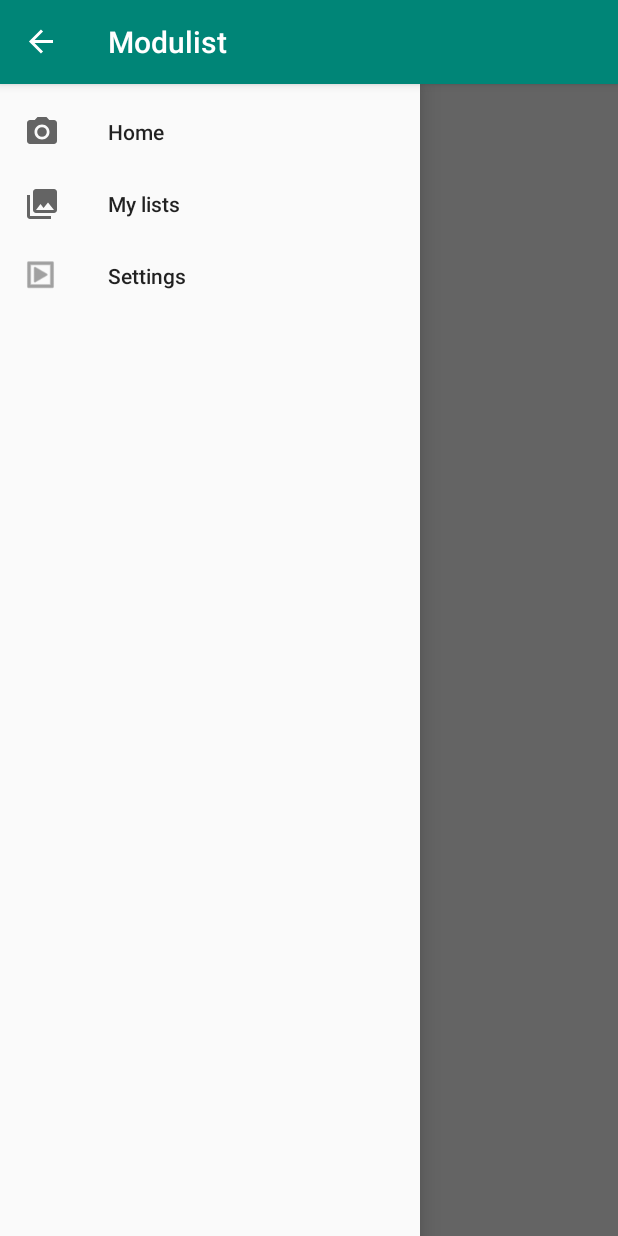
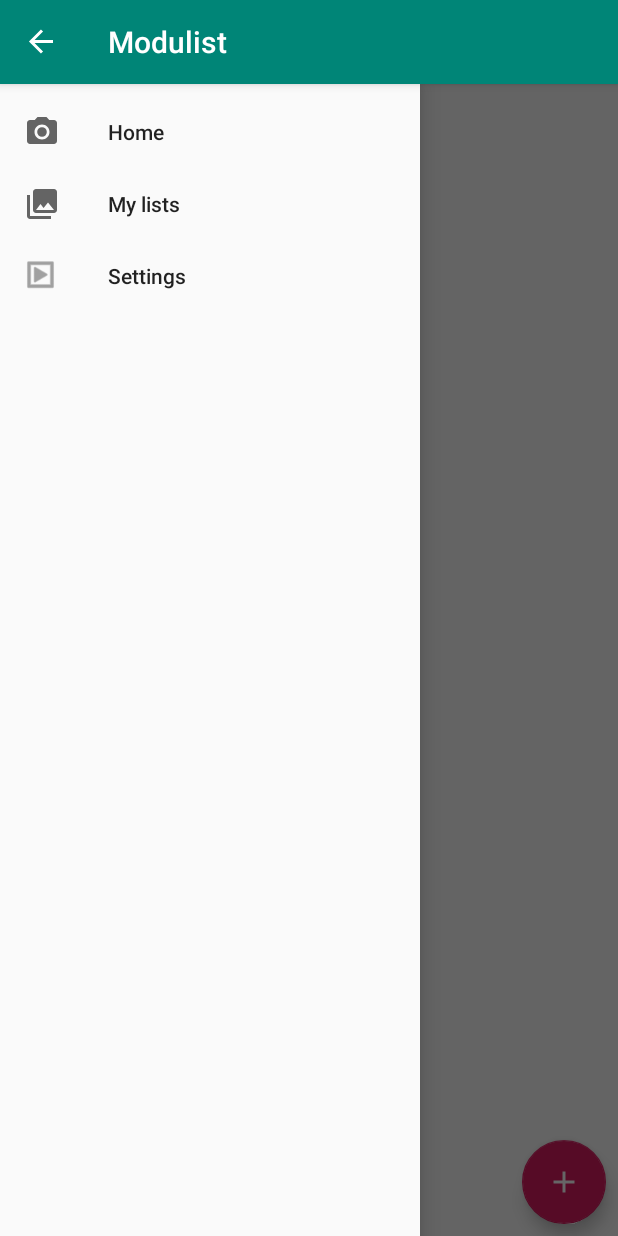
Before and after one commit to olaven/modulist, an Android app: the fragment MyListsFragment placed in its activity, with the side drawer open, on a phone screen of 412 x 824 dp. Run offline under Robolectric (Android 15) with nearby library versions, the phone set to English and light mode, and no system bars.

Commit message:
added fabs for adding list and items

```diff
--- a/app/src/main/java/org/olaven/modulist/fragments/MyListsFragment.kt
+++ b/app/src/main/java/org/olaven/modulist/fragments/MyListsFragment.kt
@@ -1,5 +1,6 @@
 package org.olaven.modulist.fragments
 
+import android.app.AlertDialog
 import android.arch.lifecycle.Observer
 import android.os.Bundle
 import android.support.v4.app.Fragment
@@ -9,6 +10,7 @@ import android.view.LayoutInflater
 import android.view.View
 import android.view.ViewGroup
 import android.widget.LinearLayout
+import kotlinx.android.synthetic.main.activity_module_list.*
 import kotlinx.android.synthetic.main.fragment_my_lists.*
 
 import org.olaven.modulist.R
@@ -19,17 +21,22 @@ class MyListsFragment : Fragment() {
 
     override fun onCreateView(inflater: LayoutInflater, container: ViewGroup?, savedInstanceState: Bundle?): View? {
 
-        val recyclerViewFragment = inflater.inflate(R.layout.fragment_my_lists, container, false)
+        // NOTE: kotlin view binding does not appear to work with recyclerviews
+        val view = inflater.inflate(R.layout.fragment_my_lists, container, false)
 
-        // NOTE: kotlin view binding does not appear to work with recyclerviews
-        val fragment_my_lists_recycler_view = recyclerViewFragment.findViewById<RecyclerView>(R.id.fragment_my_lists_recycler_view)
-        setupRecycleViews(fragment_my_lists_recycler_view)
+        setupRecycleViews(view, inflater, container)
 
-        return recyclerViewFragment
+        return view
     }
 
-    private fun setupRecycleViews(recyclerView: RecyclerView) {
+    override fun onViewCreated(view: View, savedInstanceState: Bundle?) {
 
+        setupAddModuleListFab()
+    }
+
+    private fun setupRecycleViews(view: View, inflater: LayoutInflater, container: ViewGroup?) {
+
+        val recyclerView = view.findViewById<RecyclerView>(R.id.fragment_my_lists_recycler_view)
         recyclerView.layoutManager = LinearLayoutManager(context, LinearLayout.VERTICAL, false)
 
         val moduleListModel = Models.getModuleListModel(activity!!.application)
@@ -42,4 +49,16 @@ class MyListsFragment : Fragment() {
             }
         })
     }
+
+    private fun setupAddModuleListFab() {
+
+        fragment_my_lists_fab_add_module_list.setOnClickListener {
+
+            val dialog = AlertDialog.Builder(activity)
+            dialog.apply {
+                setTitle("Add modulelist")
+            }
+            dialog.show()
+        }
+    }
 }
--- /dev/null
+++ b/app/src/main/res/drawable/ic_add_white_24dp.xml
@@ -0,0 +1,5 @@
+<vector android:height="24dp" android:tint="#FFFFFF"
+    android:viewportHeight="24.0" android:viewportWidth="24.0"
+    android:width="24dp" xmlns:android="http://schemas.android.com/apk/res/android">
+    <path android:fillColor="#FF000000" android:pathData="M19,13h-6v6h-2v-6H5v-2h6V5h2v6h6v2z"/>
+</vector>
--- a/app/src/main/res/layout/fragment_my_lists.xml
+++ b/app/src/main/res/layout/fragment_my_lists.xml
@@ -3,12 +3,26 @@
         xmlns:android="http://schemas.android.com/apk/res/android"
         xmlns:tools="http://schemas.android.com/tools"
         android:layout_width="match_parent"
-    android:layout_height="match_parent"
+        android:layout_height="match_parent" xmlns:app="http://schemas.android.com/apk/res-auto"
         tools:context=".fragments.MyListsFragment">
 
 
+    <android.support.constraint.ConstraintLayout
+            android:layout_width="match_parent"
+            android:layout_height="match_parent">
         <android.support.v7.widget.RecyclerView
                 android:id="@+id/fragment_my_lists_recycler_view"
                 android:layout_width="match_parent"
                 android:layout_height="match_parent"/>
+
+        <android.support.design.widget.FloatingActionButton
+                android:id="@+id/fragment_my_lists_fab_add_module_list"
+                android:layout_width="wrap_content"
+                android:layout_height="wrap_content"
+                android:src="@drawable/ic_add_white_24dp"
+                android:layout_marginEnd="8dp"
+                android:layout_marginBottom="8dp"
+                app:layout_constraintEnd_toEndOf="parent"
+                app:layout_constraintBottom_toBottomOf="@+id/fragment_my_lists_recycler_view"/>
+    </android.support.constraint.ConstraintLayout>
 </FrameLayout>
```
Also changed, not shown: app/src/main/java/org/olaven/modulist/activities/ModuleListActivity.kt (+23 -10 lines), app/src/main/res/layout/activity_module_list.xml (+10 -0 lines). Lines whose indentation alone changed are shown as unchanged.
